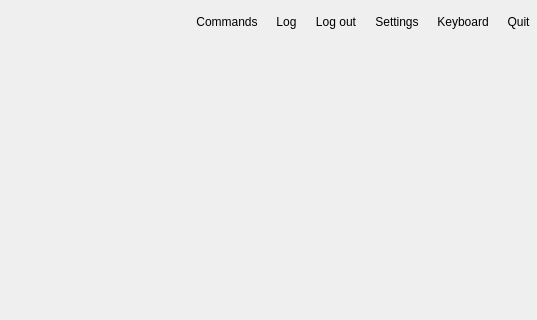
Old version of the form Include/imtgui/CThumbnailDecoratorGuiComp.ui in the repository ImagingTools/ImtCore; both pictures show x 353 to 890 and y 0 to 320 of the 890 by 611 pixel window.
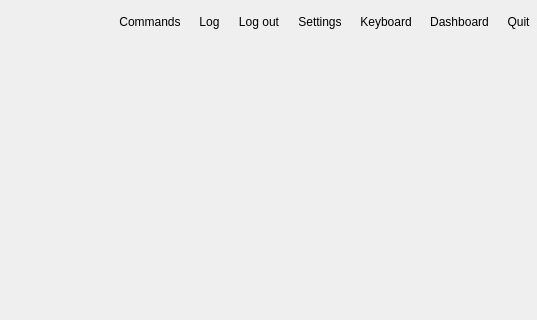
New version of the form. Icons and pictures are not drawn.

Commit message: First dashboard integration

The edit to the form file:
```diff
--- a/Include/imtgui/CThumbnailDecoratorGuiComp.ui
+++ b/Include/imtgui/CThumbnailDecoratorGuiComp.ui
@@ -361,6 +361,26 @@
         </property>
        </widget>
       </item>
+      <item>
+       <widget class="QToolButton" name="DashboardButton">
+        <property name="text">
+         <string>Dashboard</string>
+        </property>
+        <property name="icon">
+         <iconset resource="imtgui.qrc">
+          <normaloff>:/Icons/Dashboard</normaloff>:/Icons/Dashboard</iconset>
+        </property>
+        <property name="iconSize">
+         <size>
+          <width>24</width>
+          <height>24</height>
+         </size>
+        </property>
+        <property name="autoRaise">
+         <bool>true</bool>
+        </property>
+       </widget>
+      </item>
       <item>
        <widget class="QToolButton" name="ExitButton">
         <property name="text">
```
The commit also changes 7 other files.
